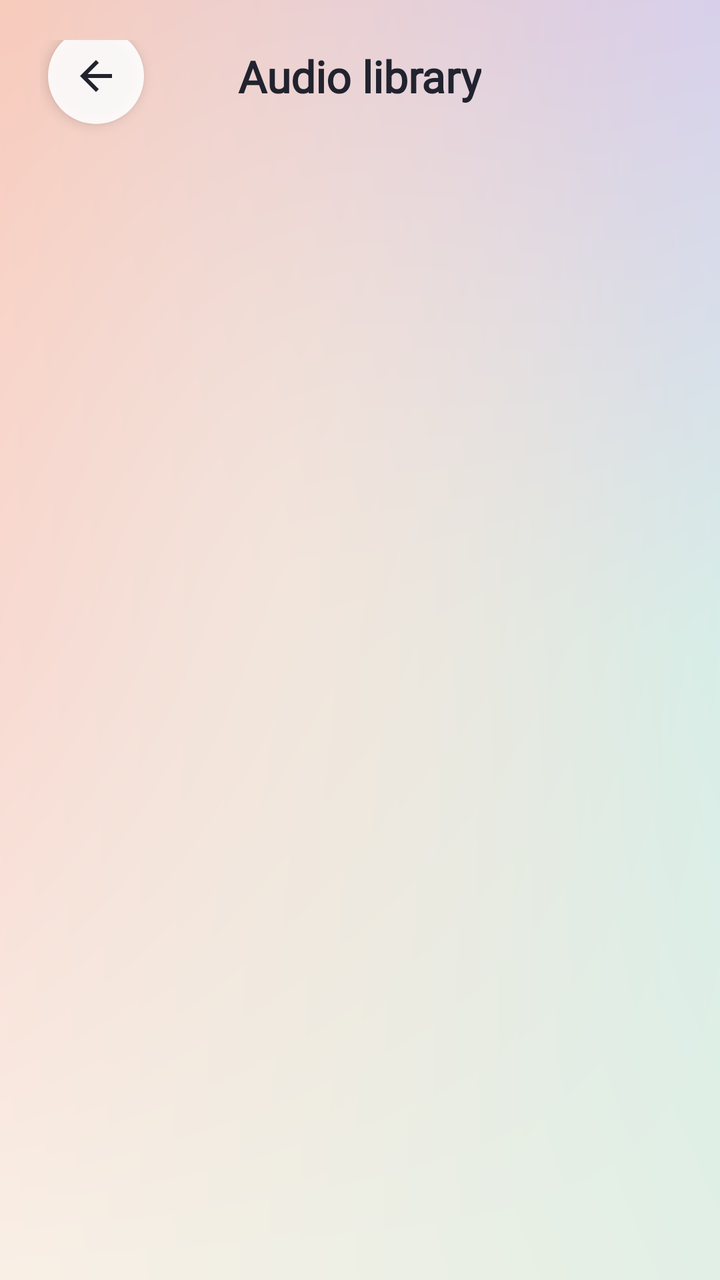
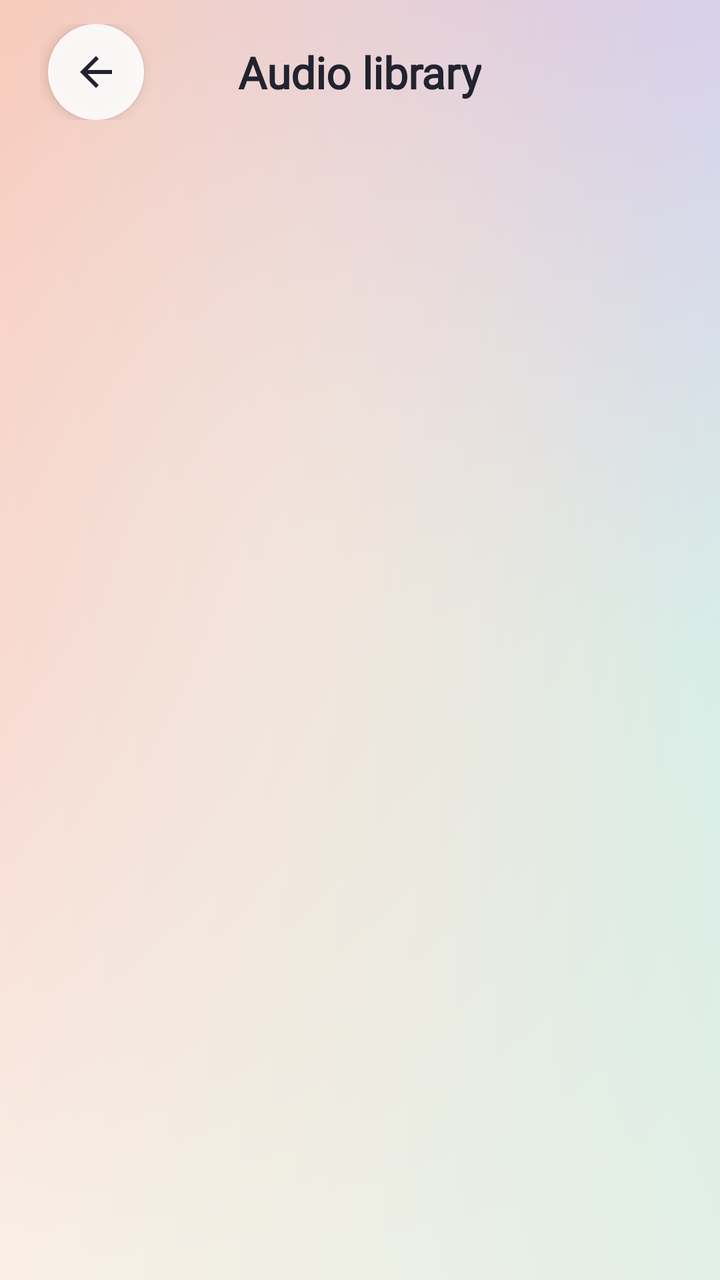

The first picture is an Android layout as it rendered before a commit; the second is the same layout after the commit. The layout source and the unified diff follow.
<!-- AndroidManifest.xml: application theme Theme.DecMictospeaker -->
<!-- res/layout/activity_music_list_new.xml -->
<?xml version="1.0" encoding="utf-8"?>

<LinearLayout xmlns:android="http://schemas.android.com/apk/res/android"
    xmlns:app="http://schemas.android.com/apk/res-auto"
    android:layout_width="match_parent"
    android:layout_height="match_parent"
    android:orientation="vertical"
    android:background="@drawable/bg_pastel_mesh">

    
    <RelativeLayout
        android:layout_width="match_parent"
        android:layout_height="wrap_content"
        android:paddingStart="20dp"
        android:paddingTop="20dp"
        android:paddingEnd="20dp"
        android:paddingBottom="8dp">

        <ImageButton
            android:id="@+id/iv_back"
            style="@style/ToolControlCircleBack"
            android:layout_alignParentStart="true"
            android:layout_centerVertical="true"
            android:layout_marginStart="4dp"
            android:src="@drawable/tool_back"
            app:tint="@color/quality_text"
            android:contentDescription="@string/tool_back" />

        <TextView
            android:id="@+id/tv_tittle"
            android:layout_width="wrap_content"
            android:layout_height="wrap_content"
            android:layout_centerInParent="true"
            android:fontFamily="@font/poppins_bold"
            android:text="@string/quality_music_title"
            android:textColor="@color/quality_text"
            android:textSize="22sp"
            android:textStyle="bold" />
    </RelativeLayout>

    <FrameLayout
        android:id="@+id/container"
        android:layout_width="match_parent"
        android:layout_height="0dp"
        android:layout_weight="1" />

    <LinearLayout
        android:id="@+id/nativeLay"
        android:layout_width="match_parent"
        android:layout_height="wrap_content"
        android:gravity="center_horizontal"
        android:orientation="vertical"
        android:visibility="gone" />
</LinearLayout>
<!-- resources referenced by this layout -->
<resources>
  <color name="quality_text">#21232E</color>
  <!-- drawable bg_pastel_mesh: png bitmap (drawable, 55586 bytes) -->
  <!-- drawable tool_back (drawable) -->
  <vector xmlns:android="http://schemas.android.com/apk/res/android"
      android:width="24dp"
      android:height="24dp"
      android:viewportWidth="24"
      android:viewportHeight="24">
    <path
        android:fillColor="#21232E"
        android:pathData="M20,11H7.83l5.59,-5.59L12,4l-8,8 8,8 1.41,-1.41L7.83,13H20v-2z"/>
  </vector>
  <string name="quality_music_title">Audio library</string>
  <string name="tool_back">Back</string>
  <style name="ToolControlCircleBack">
          <item name="android:layout_width">48dp</item>
          <item name="android:layout_height">48dp</item>
          <item name="android:minWidth">48dp</item>
          <item name="android:minHeight">48dp</item>
          <item name="android:padding">12dp</item>
          <item name="android:scaleType">fitCenter</item>
          <item name="android:background">@drawable/btn_circle_white</item>
          <item name="android:elevation">4dp</item>
          <item name="android:focusable">true</item>
          <item name="android:clickable">true</item>
      </style>
  <style name="Theme.DecMictospeaker" parent="Theme.MaterialComponents.Light.NoActionBar">
          
          <item name="colorPrimary">@color/pastel_peach</item>
          <item name="colorPrimaryVariant">@color/pastel_peach_pressed</item>
          <item name="colorOnPrimary">@color/quality_text</item>
          
          <item name="colorSecondary">@color/pastel_mint</item>
          <item name="colorSecondaryVariant">@color/pastel_mint_pressed</item>
          <item name="colorOnSecondary">@color/quality_text</item>
          
          <item name="android:statusBarColor">@android:color/transparent</item>
          <item name="android:navigationBarColor">@android:color/transparent</item>
          <item name="android:windowDrawsSystemBarBackgrounds">true</item>
          <item name="android:windowLightStatusBar" tools:targetApi="m">true</item>
          <item name="android:windowLightNavigationBar" tools:targetApi="o_mr1">true</item>
          <item name="android:enforceStatusBarContrast" tools:targetApi="q">false</item>
          <item name="android:enforceNavigationBarContrast" tools:targetApi="q">false</item>
          <item name="android:windowLayoutInDisplayCutoutMode" tools:targetApi="p">shortEdges</item>
          <item name="android:windowBackground">@drawable/bg_pastel_mesh</item>
      </style>
  <!-- drawable btn_circle_white (drawable) -->
  <?xml version="1.0" encoding="utf-8"?>
  <ripple xmlns:android="http://schemas.android.com/apk/res/android"
      android:color="@color/pastel_circle_btn_pressed">
      <item>
          <shape android:shape="oval">
              <solid android:color="@color/pastel_circle_btn" />
          </shape>
      </item>
  </ripple>
  <color name="pastel_peach">#FCBBAB</color>
  <color name="pastel_peach_pressed">#F8A693</color>
  <color name="pastel_mint">#C0E6DE</color>
  <color name="pastel_mint_pressed">#A9D8CE</color>
  <color name="pastel_circle_btn_pressed">#D9F0ED</color>
  <color name="pastel_circle_btn">#E6FFFFFF</color>
</resources>

<!-- the commit's change to res/layout/activity_music_list_new.xml (unified diff, before → after) -->
@@ -12,9 +12,9 @@
         android:layout_width="match_parent"
         android:layout_height="wrap_content"
         android:paddingStart="20dp"
-        android:paddingTop="20dp"
+        android:paddingTop="12dp"
         android:paddingEnd="20dp"
-        android:paddingBottom="8dp">
+        android:paddingBottom="12dp">
 
         <ImageButton
             android:id="@+id/iv_back"
